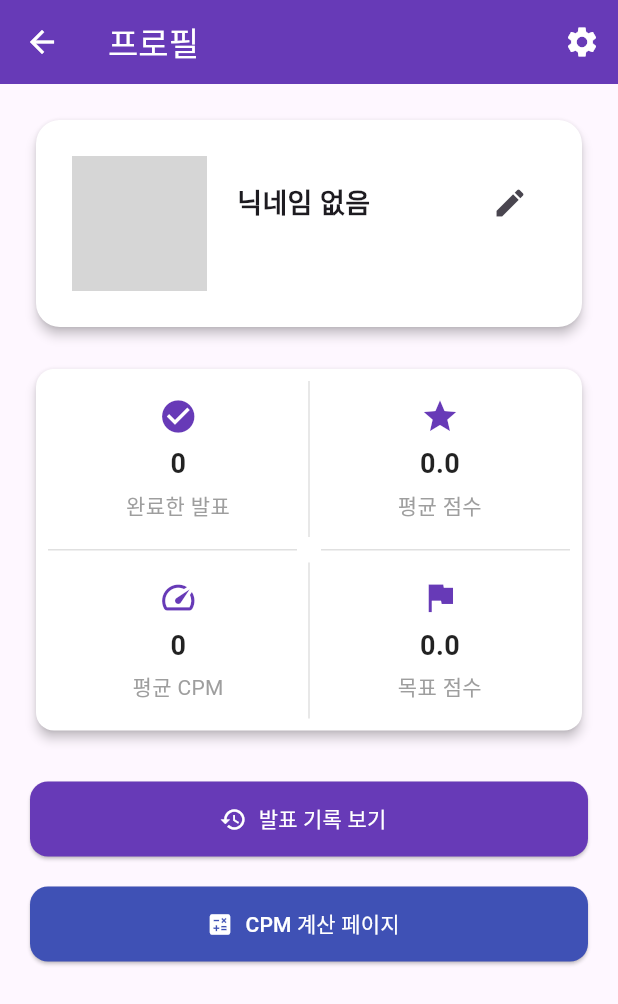
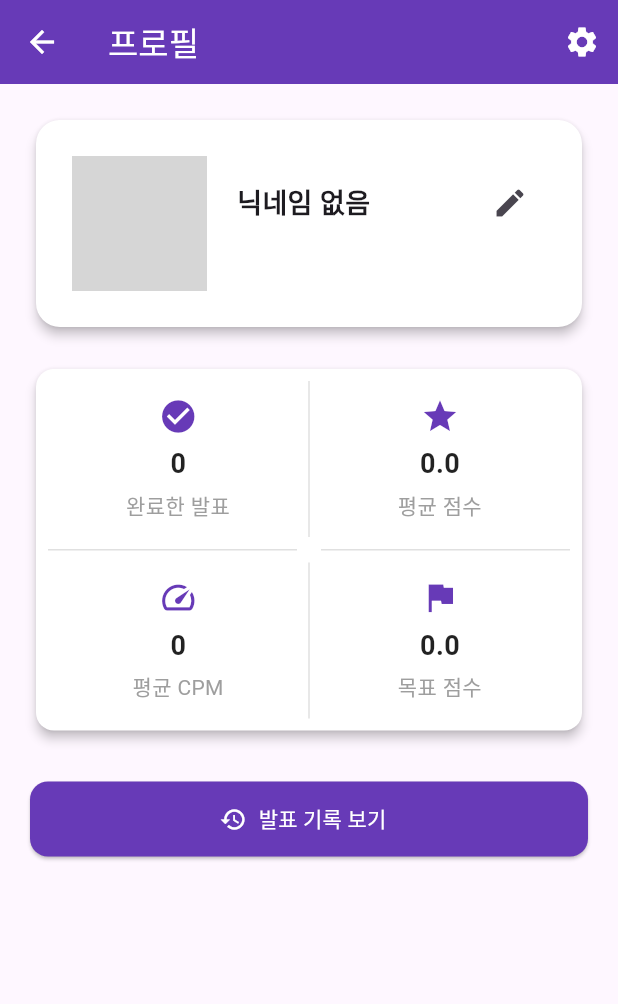
Before and after one commit to IngyoKim/TalkPilot, a Flutter app: the ProfilePage screen opened directly, on a phone screen of 412 x 824 dp. Shown: the top 1004 px of the screen. Run offline on Flutter 3.47's test engine with Material 3 defaults, Android fonts, the phone set to English and light mode, and no system bars; our stand-ins replace file_picker, firebase_auth, firebase_core, firebase_database, flutter_dotenv, fluttertoast and 5 more; missing offline and left inert: kakao_flutter_sdk_common, kakao_flutter_sdk_user; accounts and stored records are empty; generated files the repository leaves out were written again; network calls fail; grey boxes are pictures that could not be loaded.

Commit message:
design: cpm 측정 페이지 배경색 변경 및 이동 버튼 삭제
- cpm 측정 페이지가 통일화가 안 되어 있어 통일화
- cpm은 0일 때 측정페이지로 이동할 수 있게 해두었기 때문에 CPM 측정 페이지로 이동 버튼은 삭제

```diff
--- a/app/lib/src/pages/profile_page/cpm_calculate_page.dart
+++ b/app/lib/src/pages/profile_page/cpm_calculate_page.dart
@@ -22,7 +22,6 @@ class _CpmCalculateView extends StatelessWidget {
     final service = context.watch<CpmCalculateService>();
 
     return Scaffold(
-      backgroundColor: const Color(0xFFF5F6FA),
       appBar: AppBar(
         backgroundColor: Colors.deepPurple,
         iconTheme: const IconThemeData(color: Colors.white),
--- a/app/lib/src/pages/profile_page/profile_page.dart
+++ b/app/lib/src/pages/profile_page/profile_page.dart
@@ -7,7 +7,6 @@ import 'package:talk_pilot/src/pages/profile_page/widgets/stats_summary_card.dar
 import 'package:talk_pilot/src/provider/user_provider.dart';
 import 'package:talk_pilot/src/components/toast_message.dart';
 
-import 'package:talk_pilot/src/pages/profile_page/cpm_calculate_page.dart';
 import 'package:talk_pilot/src/pages/profile_page/widgets/profile_card.dart';
 import 'package:talk_pilot/src/pages/profile_page/widgets/profile_drawer.dart';
 
@@ -131,33 +130,6 @@ class _ProfilePageState extends State<ProfilePage> {
                 ),
               ),
             ),
-            const SizedBox(height: 20),
-            ElevatedButton.icon(
-              onPressed: () async {
-                final result = await Navigator.push(
-                  context,
-                  MaterialPageRoute(
-                    builder: (context) => const CpmCalculatePage(),
-                  ),
-                );
-
-                if (result != null && result is double) {
-                  await context.read<UserProvider>().refreshUser();
-                }
-              },
-              icon: const Icon(Icons.calculate, color: Colors.white),
-              label: const Text(
-                'CPM 계산 페이지',
-                style: TextStyle(color: Colors.white),
-              ),
-              style: ElevatedButton.styleFrom(
-                backgroundColor: Colors.indigo,
-                minimumSize: const Size.fromHeight(50),
-                shape: RoundedRectangleBorder(
-                  borderRadius: BorderRadius.circular(12),
-                ),
-              ),
-            ),
           ],
         ),
       ),
```
